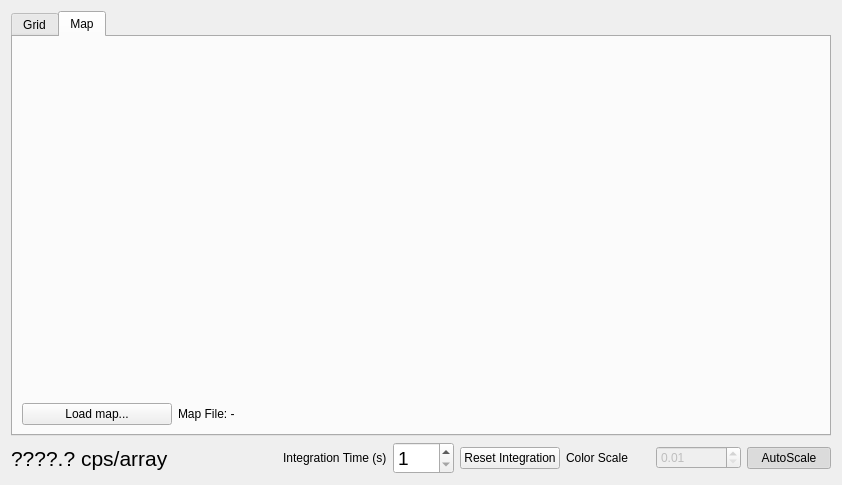
usnistgov/dastardcommander, file observe.ui: the form before one commit.
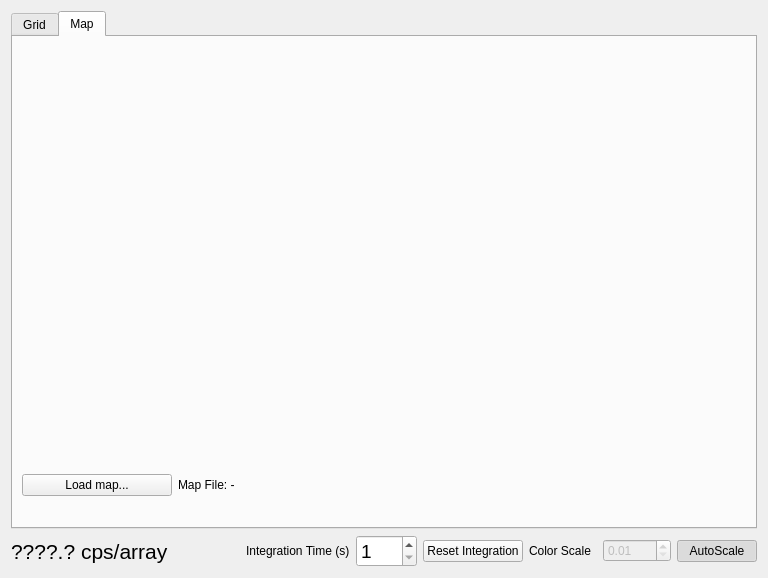
The form after the commit.

Commit message: Make a crude trigger rate map

```diff
--- a/observe.ui
+++ b/observe.ui
@@ -6,8 +6,8 @@
    <rect>
     <x>0</x>
     <y>0</y>
-    <width>842</width>
-    <height>485</height>
+    <width>768</width>
+    <height>578</height>
    </rect>
   </property>
   <property name="windowTitle">
@@ -28,25 +28,26 @@
         <layout class="QVBoxLayout" name="verticalLayout_4"/>
        </widget>
        <widget class="QWidget" name="MapTab">
+        <property name="minimumSize">
+         <size>
+          <width>0</width>
+          <height>0</height>
+         </size>
+        </property>
         <attribute name="title">
          <string>Map</string>
         </attribute>
         <layout class="QVBoxLayout" name="verticalLayout_2">
          <item>
-          <widget class="QWidget" name="mapContainer" native="true"/>
-         </item>
-         <item>
-          <spacer name="verticalSpacer">
-           <property name="orientation">
-            <enum>Qt::Vertical</enum>
-           </property>
-           <property name="sizeHint" stdset="0">
+          <widget class="QWidget" name="mapContainer" native="true">
+           <property name="minimumSize">
             <size>
-             <width>20</width>
-             <height>286</height>
+             <width>400</width>
+             <height>400</height>
             </size>
            </property>
-          </spacer>
+           <layout class="QVBoxLayout" name="verticalLayout_5"/>
+          </widget>
          </item>
          <item>
           <layout class="QHBoxLayout" name="horizontalLayout_4">
```
Left out of the diff: 2 changed lines with no effect on the pictures. The commit also changes 1 other file.
